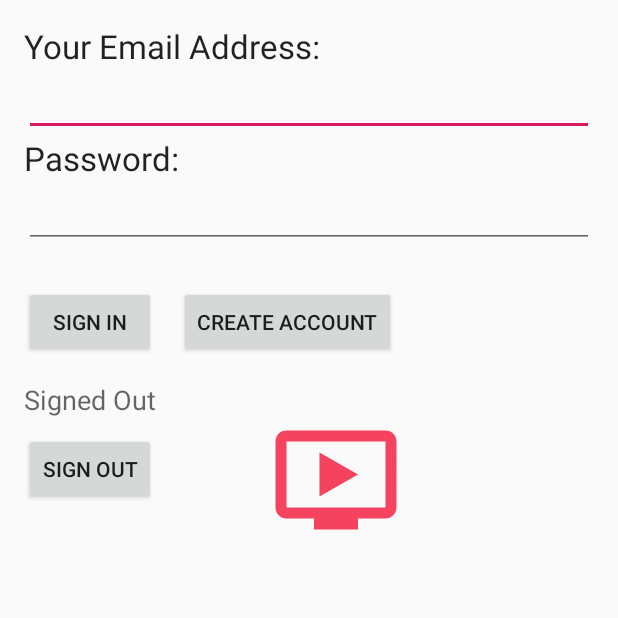
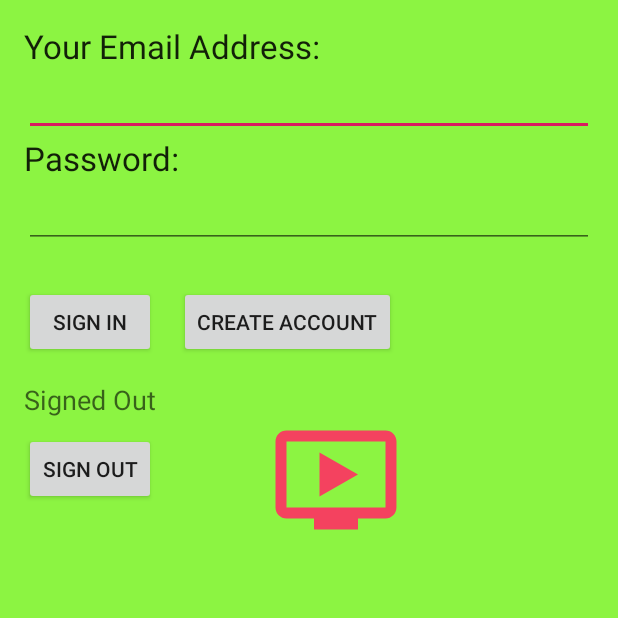
Before and after one commit to fadi-dasus/Android, an Android app: the screen it shows after launch (SignInActivity), on a phone screen of 412 x 824 dp, the top half of it. Run offline under Robolectric (Android 15) with nearby library versions, the phone set to English and light mode, and no system bars; our stand-ins replace ButterKnife, Firebase (no records; nobody signed in at launch, a user with empty details on screens opened directly); 6 statements that could not run were skipped.

Commit message:
update the background color

```diff
--- a/NoteTakingApp/app/src/main/res/layout/activity_sign_in.xml
+++ b/NoteTakingApp/app/src/main/res/layout/activity_sign_in.xml
@@ -7,6 +7,7 @@
     android:paddingBottom="@dimen/activity_vertical_margin"
     android:paddingLeft="@dimen/activity_horizontal_margin"
     android:paddingRight="@dimen/activity_horizontal_margin"
+    android:background="#8cf442"
     android:paddingTop="@dimen/activity_vertical_margin"
     tools:context=".SignInActivity">
 
```
